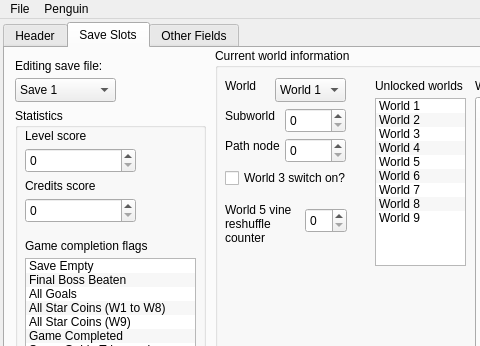
yomcube/Penguin-old, file mainwindow.ui: the form before one commit; both pictures show x 0 to 480 and y 0 to 346 of the 1000 by 720 pixel window.
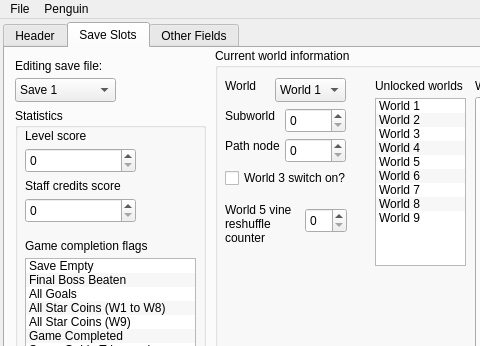
The form after the commit. The open tabs and pages were chosen to show the change. Icons and pictures are not drawn.

What changed in the file:
```diff
--- a/mainwindow.ui
+++ b/mainwindow.ui
@@ -1022,12 +1022,12 @@
         <rect>
          <x>10</x>
          <y>70</y>
-         <width>81</width>
+         <width>111</width>
          <height>16</height>
         </rect>
        </property>
        <property name="text">
-        <string>Credits score</string>
+        <string>Staff credits score</string>
        </property>
       </widget>
       <widget class="QLabel" name="label_5">
```
Left out of the diff: 20 changed lines with no effect on the pictures.
